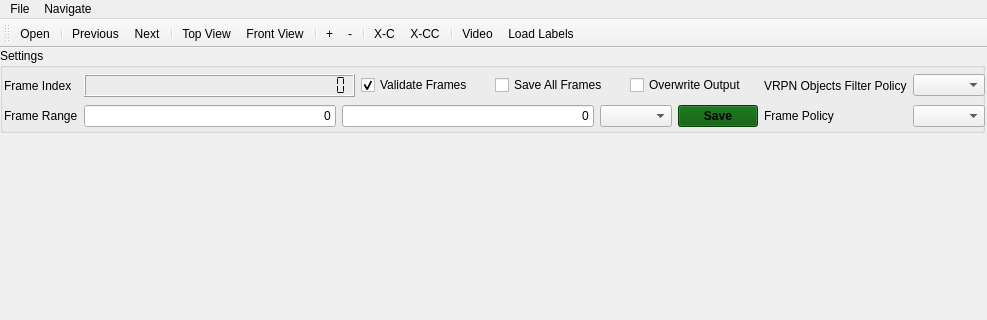
Above: tools/workbench/visualization_window.ui from hcilab-uic/ipme before the change; both pictures show x 0 to 987 and y 0 to 320 of the 987 by 739 pixel window. Below: the same form after it.
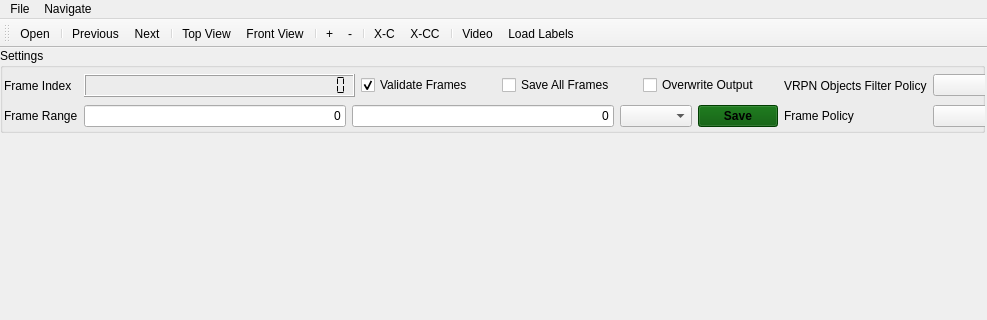
That is the form after the change.

Commit message:
Third-party build fix
- Boost b2 command cmake variable name fix
- OpenCV path fixes

```diff
--- a/tools/workbench/visualization_window.ui
+++ b/tools/workbench/visualization_window.ui
@@ -18,9 +18,9 @@
     <property name="geometry">
      <rect>
       <x>0</x>
-      <y>88</y>
+      <y>140</y>
       <width>985</width>
-      <height>573</height>
+      <height>521</height>
      </rect>
     </property>
     <layout class="QVBoxLayout" name="scene_vertical_layout"/>
@@ -42,7 +42,7 @@
       <rect>
        <x>4</x>
        <y>24</y>
-       <width>981</width>
+       <width>1001</width>
        <height>59</height>
       </rect>
      </property>
```
Left out of the diff: 18 changed lines with no effect on the pictures. The commit also changes 1 other file.
